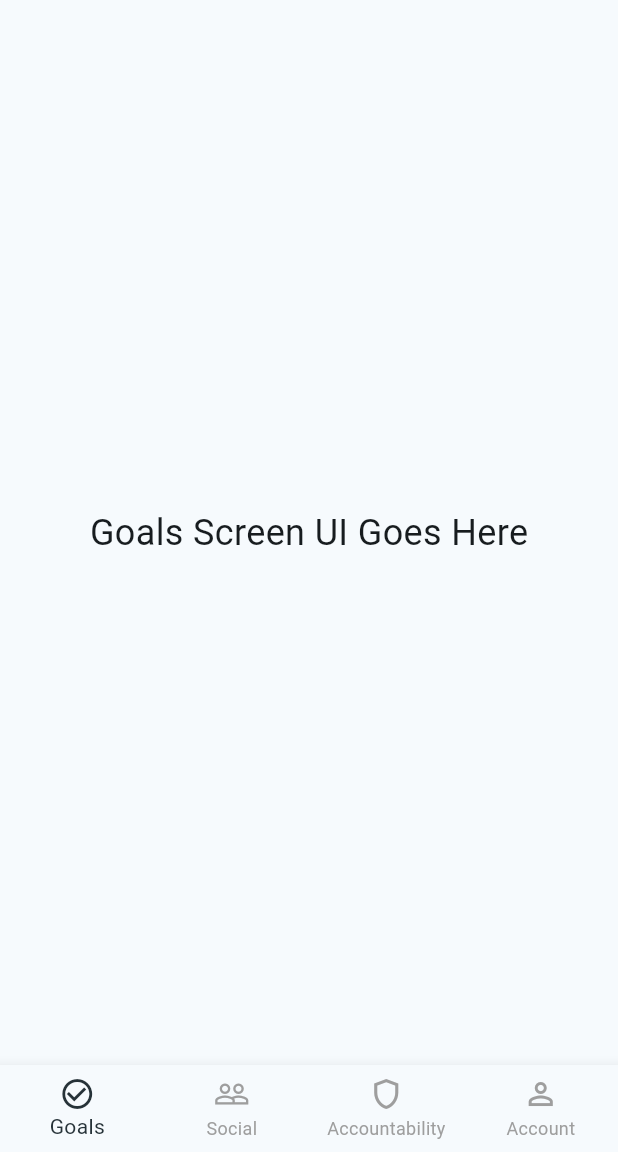
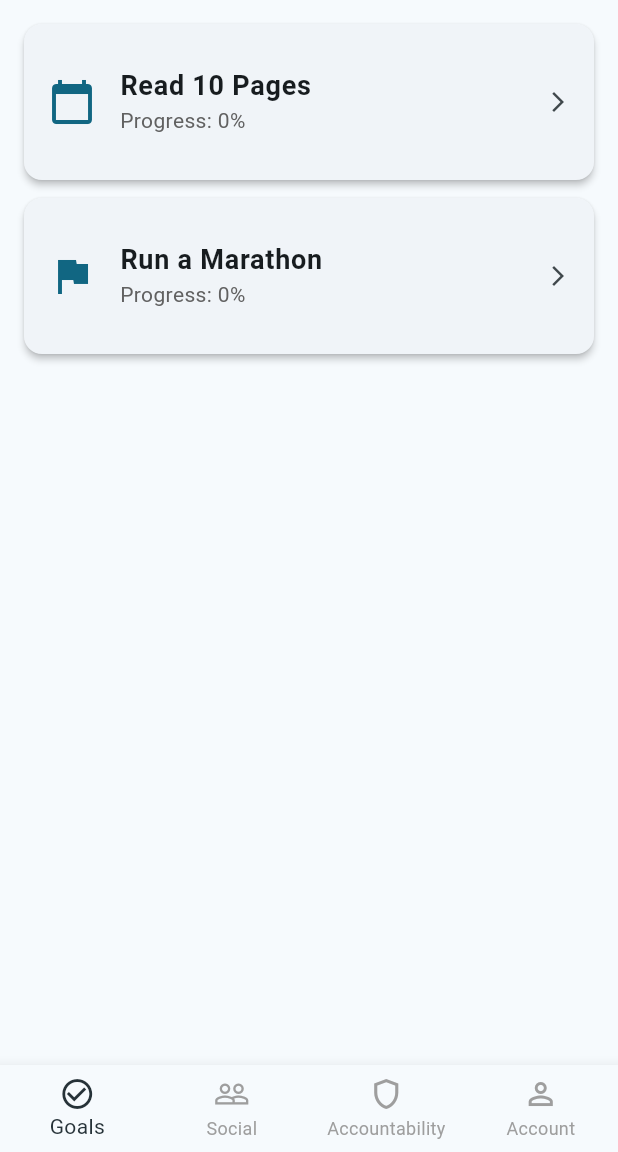
Before and after one commit to jaredroth98/Make-It-Happen, a Flutter app: the screen it shows after launch, on a phone screen of 412 x 824 dp, the part 84-1236 px from its top. Run offline on Flutter 3.47's test engine with Material 3 defaults, Android fonts, the phone set to English and light mode, and no system bars.

Commit message:
Complete goal types

```diff
--- a/lib/main.dart
+++ b/lib/main.dart
@@ -1,4 +1,5 @@
 import 'package:flutter/material.dart';
+import 'screens/goals_screen.dart';
 
 // 1. The Spark Plug
 void main() {
@@ -35,11 +36,11 @@ class _MainNavigationState extends State<MainNavigation> {
   int _selectedIndex = 0;
 
   // These are the "Screens" we will navigate between.
-  static const List<Widget> _screens = [
-    Center(child: Text('Goals Screen UI Goes Here', style: TextStyle(fontSize: 24))),
-    Center(child: Text('Social screen UI goes here', style: TextStyle(fontSize: 24))),
-    Center(child: Text('Accountability UI Goes here', style: TextStyle(fontSize: 24))),
-    Center(child: Text('Account settings UI goes here', style: TextStyle(fontSize: 24))),
+  static List<Widget> _screens = [
+    const GoalsScreen(),
+    const Center(child: Text('Social screen UI goes here', style: TextStyle(fontSize: 24))),
+    const Center(child: Text('Accountability UI Goes here', style: TextStyle(fontSize: 24))),
+    const Center(child: Text('Account settings UI goes here', style: TextStyle(fontSize: 24))),
   ];
 
   // The function that runs when a tab is tapped
--- /dev/null
+++ b/lib/screens/goals_screen.dart
@@ -0,0 +1,79 @@
+import 'package:flutter/material.dart';
+import '../models/goal.dart';
+
+class GoalsScreen extends StatefulWidget {
+  const GoalsScreen({super.key});
+
+  @override
+  State<GoalsScreen> createState() => _GoalsScreenState();
+}
+
+class _GoalsScreenState extends State<GoalsScreen> {
+  // MOCK DATA
+  // This is just temporary, fake data
+  final List<Goal> _myGoals = [
+    DailyGoal(
+      id: 'g1',
+      title: 'Read 10 Pages',
+      createdAt: DateTime.now(),
+    ),
+    ObjectiveGoal(
+      id: 'g2',
+      title: 'Run a Marathon',
+      createdAt: DateTime.now(),
+      requireSequentialCheckpoints: true,
+      checkpoints: [
+        Checkpoint(title: 'Run a 5k'),
+        Checkpoint(title: 'Run a 10k'),
+        Checkpoint(title: 'Run a half marathon'),
+      ],
+    ),
+  ];
+
+  @override
+  Widget build(BuildContext context) {
+    // The UI
+    return ListView.builder(
+      padding: const EdgeInsets.all(16.0),
+      itemCount: _myGoals.length,
+      itemBuilder: (context,index) {
+        final goal = _myGoals[index];
+
+        // Wrap each item in a Card
+        return Card(
+          elevation: 2,
+          margin: const EdgeInsets.only(bottom:12.0),
+          child: ListTile(
+            contentPadding: const EdgeInsets.all(16.0),
+
+            // Leading icon changes based on what type of goal it is
+            leading: Icon(
+              goal is DailyGoal ? Icons.calendar_today : Icons.flag,
+              color: Theme.of(context).colorScheme.primary,
+              size: 32,
+            ),
+
+            title: Text(
+              goal.title,
+              style: const TextStyle(fontWeight: FontWeight.bold, fontSize: 18),
+            ),
+
+            // Subtitle shows the current progress
+            subtitle: Text(
+              'Progress: ${(goal.calculateProgress() * 100).toInt()}%',
+              style: TextStyle(color: Colors.grey[700]),
+            ),
+
+            trailing: const Icon(Icons.arrow_forward_ios, size: 16),
+
+            // What happens when they click the goal
+            onTap: () {
+              print('Clicked on ${goal.title}!');
+              // TODO: Navigate to the details page
+            },
+          ),
+        );
+      },
+    );
+  }
+}
```
Also changed, not shown: lib/models/goal.dart (+152 -12 lines).
